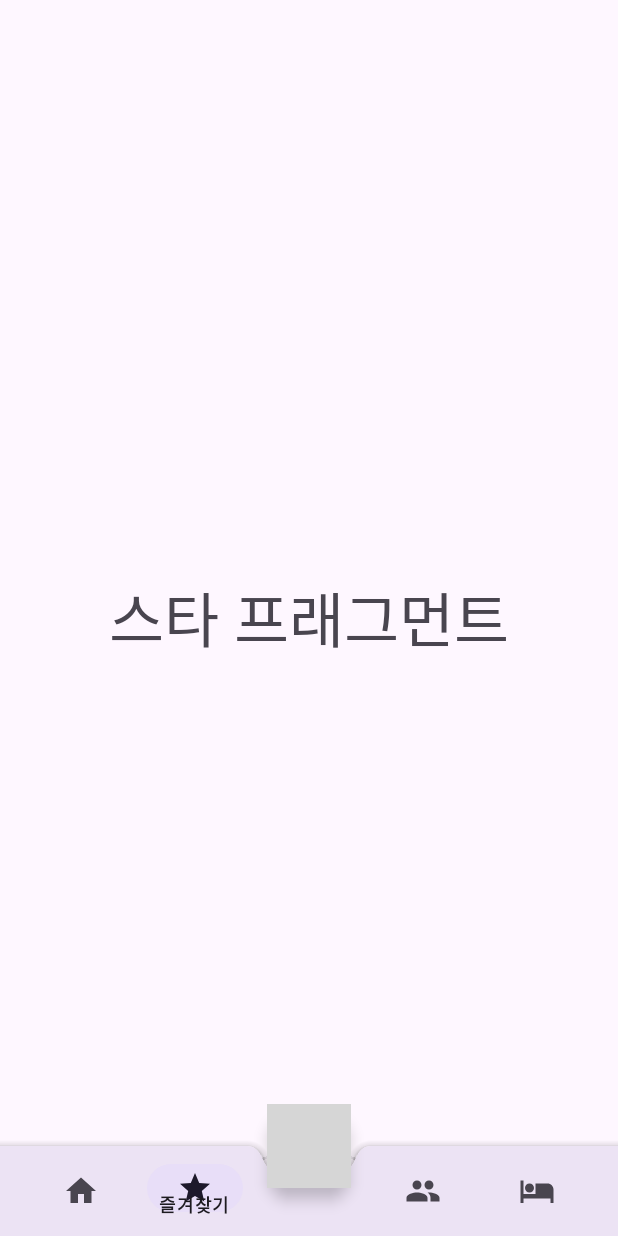
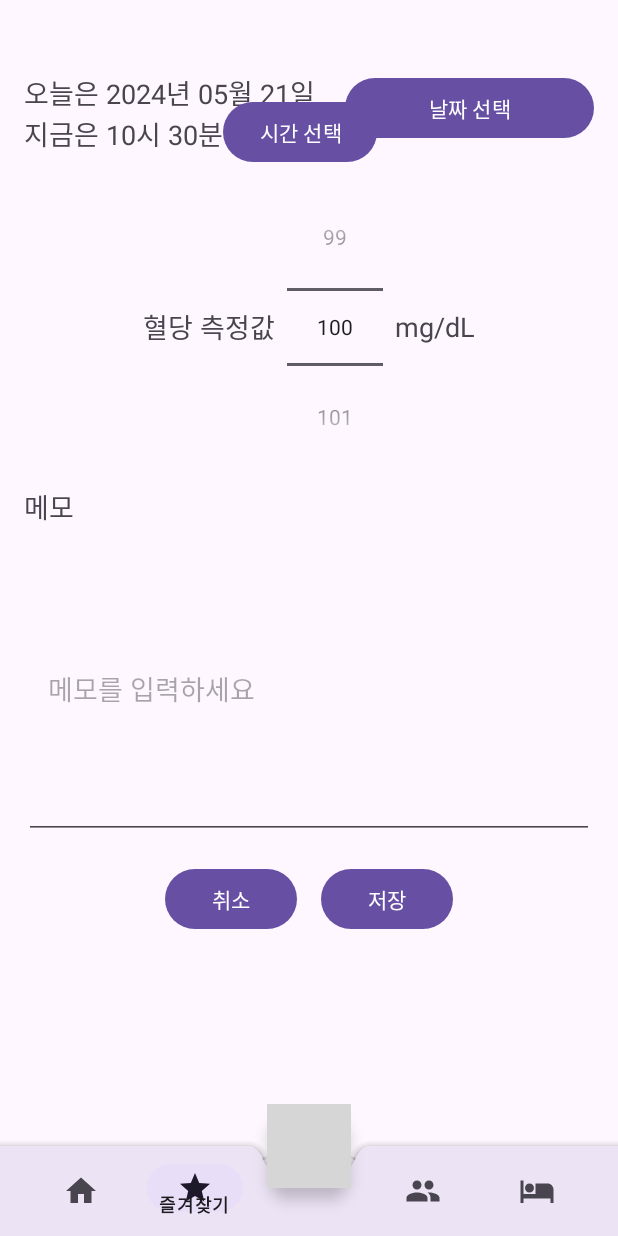
Before and after one commit to Kimyubin357/Diabetes_Management_App, an Android app: the screen it shows after launch once a user with an empty profile is signed in (MainActivity), item 2 of the bottom bar chosen, on a phone screen of 412 x 824 dp. Run offline under Robolectric (Android 15) with nearby library versions, the phone set to English and light mode, and no system bars; our stand-ins replace Firebase (no records; nobody signed in at launch, a user with empty details on screens opened directly); libraries missing offline, so code that uses them is left out: com.gun0912.tedpermission; 1 statement that could not run was skipped; grey boxes are pictures that could not be loaded.

Commit message:
from frined to star

```diff
--- a/app/src/main/java/com/cookandroid/login/Fragment/FragStar.java
+++ b/app/src/main/java/com/cookandroid/login/Fragment/FragStar.java
@@ -1,6 +1,8 @@
 package com.cookandroid.login.Fragment;
 
+import android.app.AlertDialog;
 import android.os.Bundle;
+import android.app.DatePickerDialog;
 import android.util.Log;
 import android.view.LayoutInflater;
 import android.view.View;
@@ -9,22 +11,145 @@ import android.view.ViewGroup;
 import androidx.annotation.NonNull;
 import androidx.annotation.Nullable;
 import androidx.fragment.app.Fragment;
+// import androidx.appcompat.app.AlertDialog; +h_1 // +g_2
 
 import com.cookandroid.login.R;
 
+import androidx.fragment.app.FragmentManager; //
+import androidx.fragment.app.FragmentTransaction; //
+
+import android.widget.Button; // +a_1
+// import android.widget.EditText; +e_1 // +a_2
+import android.widget.EditText;
+import android.widget.NumberPicker; // +a_3
+import android.widget.Toast; // +a_4
+//import android.widget.DatePickerDialog; +d_3 // +b_1
+// import android.widget.RadioGroup; +e_2 // +b_2
+// import android.widget.RadioButton; +e_3 // +b_3
+
+import android.widget.TextView; // +c_1
+
+import java.util.Calendar;
+
 public class FragStar extends Fragment {
-    private View view;
+    private TextView textViewDateLabel1, textViewDateLabel2; // +d_1
+    private Button buttonSelectDate, buttonChoose, buttonSave, buttonCancel; // +d_2 //
+    private DatePickerDialog datePickerDialog; // +b_1
+    //    private RadioGroup radioGroupMealTime; +e_4 // +b_2
+//    private TimePickerDialog timePickerDialog;
+    private NumberPicker numberPicker;
+    private Calendar calendar;
+    private EditText editTextNote;
 
-    private String TAG = "프래그먼트";
+    private final String[] timeOptions = {
+            " 공복 ", " 아침 식전 ", " 아침 식후 ", " 점심 식전 ", " 점심 식후 ", " 저녁 식전 ", " 저녁 식후 ", " 자기 전 "
+    };
 
     @Nullable
     @Override
     public View onCreateView(@NonNull LayoutInflater inflater, @Nullable ViewGroup container, @Nullable Bundle savedInstanceState) {
-        Log.i(TAG, "onCreateView");
-        view = inflater.inflate(R.layout.frag_star, container, false);
+        // 레이아웃 파일을 인플레이트합니다.
+        View view = inflater.inflate(R.layout.frag_star, container, false);
 
+        // UI 컴포넌트를 초기화합니다.
+        textViewDateLabel1 = view.findViewById(R.id.textViewDateLabel1);
+        textViewDateLabel2 = view.findViewById(R.id.textViewDateLabel2);
+        buttonSelectDate = view.findViewById(R.id.buttonSelectDate);
+        buttonChoose = view.findViewById(R.id.buttonChoose);
+        buttonSave = view.findViewById(R.id.buttonSave);
+//        radioGroupMealTime = view.findViewById(R.id.radioGroupMealTime); +e_5
+//      buttonCancel = view.findViewById(R.id.buttonCancel);
+        numberPicker = view.findViewById(R.id.numberPicker);
+        editTextNote = view.findViewById(R.id.editTextNote);
+
+        // 달력 인스턴스를 초기화하고, NumberPicker를 설정합니다.
+        calendar = Calendar.getInstance();
+        numberPicker.setMinValue(1);
+        numberPicker.setMaxValue(999); // (del)예시: 혈당 최대값 설정
+        numberPicker.setValue(100); // (del)예시: 초기값 설정
+
+        // 초기 날짜를 레이블에 설정합니다.
+        updateDateLabel();
+        updateTimeLabel();
+
+        // 날짜 선택 다이얼로그를 설정합니다.
+        buttonSelectDate.setOnClickListener(v -> {
+            datePickerDialog = new DatePickerDialog(getActivity(), (view1, year, monthOfYear, dayOfMonth) -> {
+
+                calendar.set(Calendar.YEAR, year);
+                calendar.set(Calendar.MONTH, monthOfYear);
+                calendar.set(Calendar.DAY_OF_MONTH, dayOfMonth);
+                updateDateLabel(); // 날짜 레이블 업데이트 +e_0
+            },
+                    calendar.get(Calendar.YEAR),
+                    calendar.get(Calendar.MONTH),
+                    calendar.get(Calendar.DAY_OF_MONTH));
+
+            datePickerDialog.show(); // 다이얼로그를 화면에 표시 +e_0
+        });
+
+        // 시간 선택 버튼 이벤트를 처리합니다.
+        buttonChoose.setOnClickListener(v -> {
+            AlertDialog.Builder builder = new AlertDialog.Builder(getActivity());
+//            RadioButton selectedMealTimeButton = view.findViewById(radioGroupMealTime.getCheckedRadioButtonId()); +e_6 // +b_3정도
+//            String mealTime = selectedMealTimeButton.getText().toString(); +e_7
+//            timePickerDialog = new TimePickerDialog(getActivity(), (view1, hourOfDay, minute) -> {
+//              calendar.set(Calendar.HOUR_OF_DAY, hourOfDay);
+//                calendar.set(Calendar.MINUTE, minute);
+//                updateTimeLabel();
+            //*******시간 선택 로직 추가
+            //*******예: 시간 선택 다이얼로그 표시
+//                    calendar.get(Calendar.HOUR_OF_DAY),
+//                    calendar.get(Calendar.MINUTE),
+//                    true);
+
+//            timePickerDialog.show();
+            builder.setTitle("시간 선택");
+            builder.setItems(timeOptions, (dialog, which) -> {
+                textViewDateLabel2.setText("지금은"+timeOptions[which]);
+            });
+            builder.show();
+        });
+
+        // 저장 버튼 클릭 이벤트를 처리합니다.
+        buttonSave.setOnClickListener(v -> {
+            String date = textViewDateLabel1.getText().toString();
+            String time = textViewDateLabel2.getText().toString();
+            int number = numberPicker.getValue();
+            String note = editTextNote.getText().toString(); // 메모장 내용 가져오기
+
+            String message = String.format("날짜: %s, 시간: %s, 혈당 측정값: %d, 메모: %s", date, time, number, note);
+            Toast.makeText(getContext(), message, Toast.LENGTH_LONG).show();
+        });
+
+/*      buttonCancel.setOnClickListener(v -> {
+            // FragHome으로 이동
+            FragmentManager fragmentManager = getParentFragmentManager();
+            FragmentTransaction fragmentTransaction = fragmentManager.beginTransaction();
+            fragmentTransaction.replace(R.id.fragment_container, new FragHome()); // R.id.fragment_container는 실제 프래그먼트 컨테이너 ID로 대체해야 함
+            fragmentTransaction.addToBackStack(null); // 필요하다면 백스택에 추가해야 함
+            fragmentTransaction.commit();
+        });
+*/
 
         return view;
     }
 
+    // 날짜 레이블을 업데이트하는 메서드입니다.
+    private void updateDateLabel() {
+        String formattedDate = String.format(
+                "%d년 %02d월 %02d일",
+                calendar.get(Calendar.YEAR),
+                calendar.get(Calendar.MONTH)+1, //Java에서 1월은 0으로 시작!
+                calendar.get(Calendar.DAY_OF_MONTH));
+        textViewDateLabel1.setText("오늘은 " + formattedDate);
+    }
+
+    private void updateTimeLabel() {
+        String formattedTime = String.format(
+                "%02d시 %02d분",
+                calendar.get(Calendar.HOUR_OF_DAY),
+                calendar.get(Calendar.MINUTE));
+        textViewDateLabel2.setText("지금은 " + formattedTime);
+    }
 }
--- a/app/src/main/res/layout/frag_star.xml
+++ b/app/src/main/res/layout/frag_star.xml
@@ -1,18 +1,118 @@
 <?xml version="1.0" encoding="utf-8"?>
-<androidx.constraintlayout.widget.ConstraintLayout
-    xmlns:android="http://schemas.android.com/apk/res/android"
-    xmlns:app="http://schemas.android.com/apk/res-auto"
+<RelativeLayout xmlns:android="http://schemas.android.com/apk/res/android"
     android:layout_width="match_parent"
-    android:layout_height="match_parent">
+    android:layout_height="match_parent"
+    android:paddingTop="48dp"
+    android:paddingBottom="16dp"
+    android:paddingLeft="16dp"
+    android:paddingRight="16dp">
 
     <TextView
+        android:id="@+id/textViewDateLabel1"
         android:layout_width="wrap_content"
         android:layout_height="wrap_content"
-        android:text="스타 프래그먼트"
-        android:textSize="40sp"
-        app:layout_constraintBottom_toBottomOf="parent"
-        app:layout_constraintEnd_toEndOf="parent"
-        app:layout_constraintStart_toStartOf="parent"
-        app:layout_constraintTop_toTopOf="parent" />
+        android:text="오늘은"
+        android:textSize="18sp"/>
 
-</androidx.constraintlayout.widget.ConstraintLayout>
+    <Button
+        android:id="@+id/buttonSelectDate"
+        android:layout_width="wrap_content"
+        android:layout_height="wrap_content"
+        android:layout_toRightOf="@id/textViewDateLabel1"
+        android:text="날짜 선택"
+        android:layout_marginStart="20dp"
+        android:layout_alignParentRight="true"/>
+
+    <TextView
+        android:id="@+id/textViewDateLabel2"
+        android:layout_width="wrap_content"
+        android:layout_height="wrap_content"
+        android:text="지금은"
+        android:layout_below="@id/textViewDateLabel1"
+        android:textSize="18sp"/>
+
+    <Button
+        android:id="@+id/buttonChoose"
+        android:layout_width="wrap_content"
+        android:layout_height="wrap_content"
+        android:text="시간 선택"
+        android:layout_toRightOf="@id/textViewDateLabel2"
+        android:layout_centerHorizontal="true"
+        android:layout_marginTop="16dp"/>
+
+    <LinearLayout
+        android:id="@+id/linearLayoutNumberPicker"
+        android:layout_width="match_parent"
+        android:layout_height="wrap_content"
+        android:orientation="horizontal"
+        android:layout_below="@id/buttonChoose"
+        android:layout_marginTop="16dp"
+        android:gravity="center">
+
+        <TextView
+            android:layout_width="wrap_content"
+            android:layout_height="wrap_content"
+            android:text="혈당 측정값"
+            android:layout_marginEnd="8dp"
+            android:textSize="18sp"/>
+
+        <NumberPicker
+            android:id="@+id/numberPicker"
+            android:layout_width="wrap_content"
+            android:layout_height="wrap_content"/>
+
+        <TextView
+            android:layout_width="wrap_content"
+            android:layout_height="wrap_content"
+            android:text="mg/dL"
+            android:layout_marginStart="8dp"
+            android:textSize="18sp"/>
+    </LinearLayout>
+
+    <LinearLayout
+        android:id="@+id/linearLayoutMemo"
+        android:layout_width="match_parent"
+        android:layout_height="wrap_content"
+        android:orientation="vertical"
+        android:layout_below="@id/linearLayoutNumberPicker"
+        android:layout_marginTop="16dp">
+
+        <TextView
+            android:layout_width="wrap_content"
+            android:layout_height="wrap_content"
+            android:text="메모"
+            android:textSize="18sp"
+            android:layout_marginBottom="8dp"/>
+
+        <EditText
+            android:id="@+id/editTextNote"
+            android:layout_width="match_parent"
+            android:layout_height="200dp"
+            android:padding="16dp"
+            android:hint="메모를 입력하세요"
+            android:textSize="18sp"/>
+    </LinearLayout>
+
+    <LinearLayout
+        android:layout_below="@id/linearLayoutMemo"
+        android:layout_width="match_parent"
+        android:layout_height="wrap_content"
+        android:orientation="horizontal"
+        android:layout_centerHorizontal="true"
+        android:layout_marginTop="16dp"
+        android:gravity="center">
+
+        <Button
+            android:id="@+id/buttonCancel"
+            android:layout_width="wrap_content"
+            android:layout_height="wrap_content"
+            android:text="취소"/>
+
+        <Button
+            android:id="@+id/buttonSave"
+            android:layout_width="wrap_content"
+            android:layout_height="wrap_content"
+            android:text="저장"
+            android:layout_marginStart="16dp"/>
+    </LinearLayout>
+</RelativeLayout>
```
